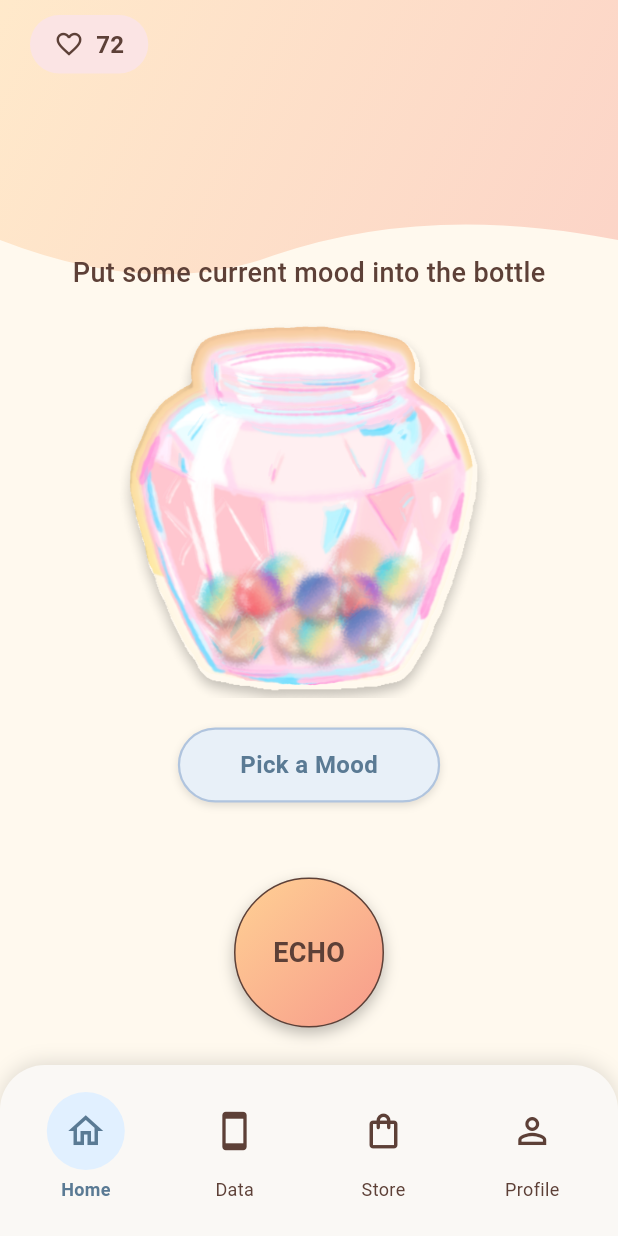
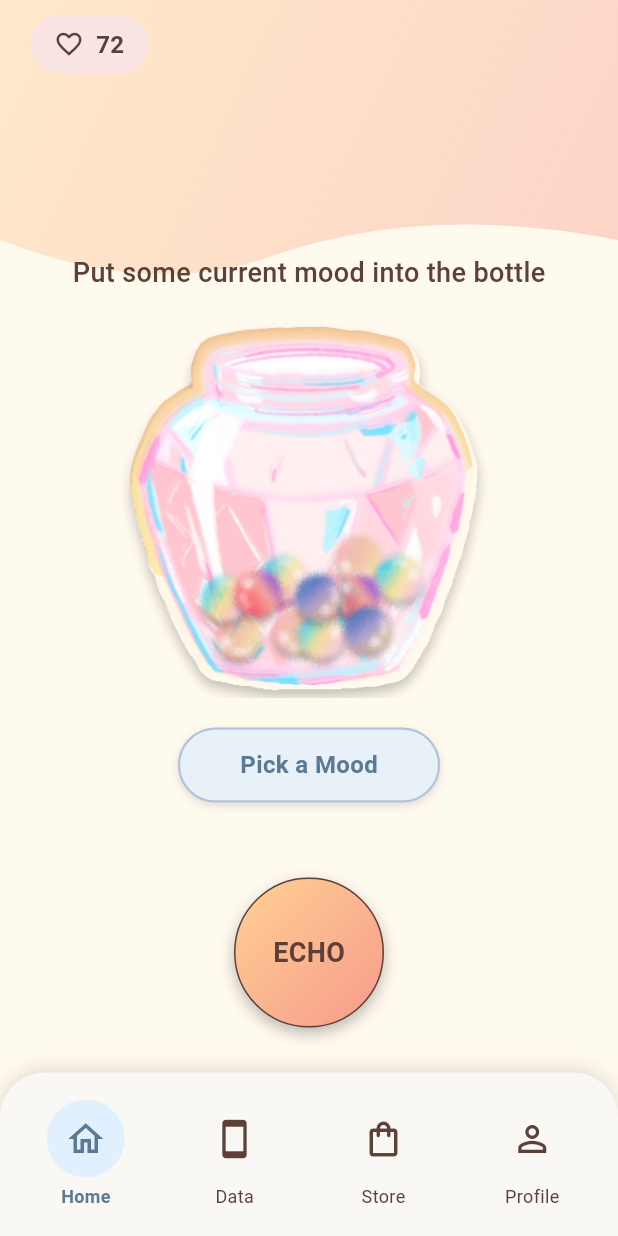
Before and after one commit to Toothless35/emotion-bottle, a Flutter app: the HomeScreen screen opened directly, on a phone screen of 412 x 824 dp. Run offline on Flutter 3.47's test engine with Material 3 defaults, Android fonts, the light colour scheme and no system bars; our stand-ins replace font_awesome_flutter.

Commit message:
fix scroll issue

```diff
--- a/flutter_application_1/lib/home_screen.dart
+++ b/flutter_application_1/lib/home_screen.dart
@@ -48,7 +48,7 @@ class _HomeScreenState extends State<HomeScreen> {
             child: Container(
               // 🌟 1. 我們把原本的 height: 80 刪掉了！
               // 🌟 2. 改用 padding 來把空間自然撐開，特別是底部留 25 像素避開手機的手勢橫線
-              padding: const EdgeInsets.only(top: 10, bottom: 15),
+              padding: const EdgeInsets.only(top: 10, bottom: 10),
               decoration: const BoxDecoration(
                 color: Color(0xFFFAF8F5),
                 borderRadius: BorderRadius.only(topLeft: Radius.circular(30), topRight: Radius.circular(30)),
```
